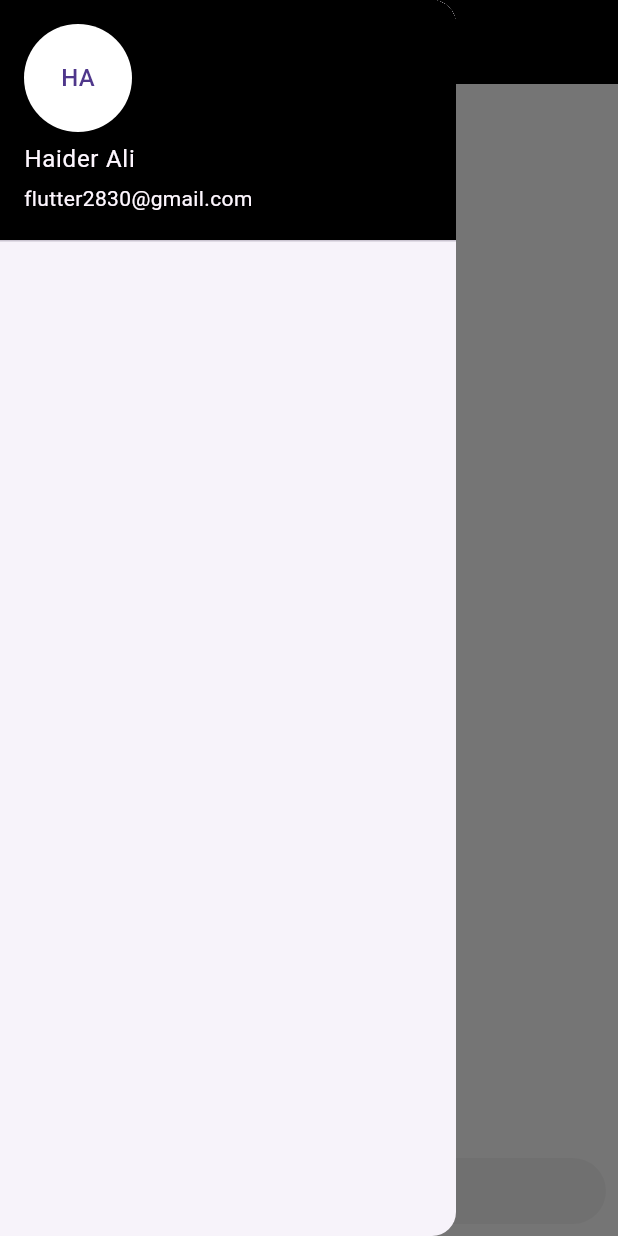
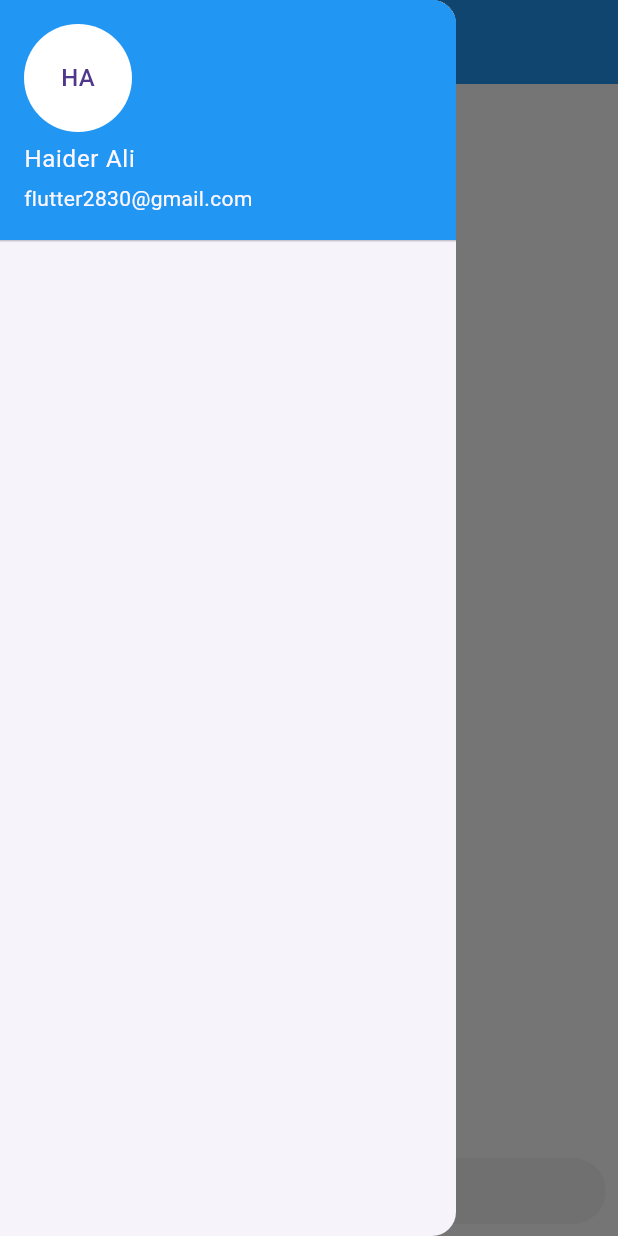
Before and after one commit to HaiderAli228/NueraTalk--AI-Chatbot, a Flutter app: the screen it shows after launch, with the side drawer open, on a phone screen of 412 x 824 dp. Run offline on Flutter 3.47's test engine with Material 3 defaults, Android fonts, the phone set to English and light mode, and no system bars; drawn by our look-alikes of dash_chat_2; our stand-ins replace google_generative_ai, sqflite; accounts and stored records are empty; statements that could not run were skipped.

Commit message:
adding new theme color

```diff
--- a/lib/utils/app_colors.dart
+++ b/lib/utils/app_colors.dart
@@ -1,7 +1,7 @@
 import 'package:flutter/material.dart';
 
 class AppColor{
-  static const Color themeColor = Colors.black;
+  static const Color themeColor = Colors.blue;
   static const Color themeTextColor = Colors.white;
   static const Color bodyBGColor = Colors.white;
 }
```
